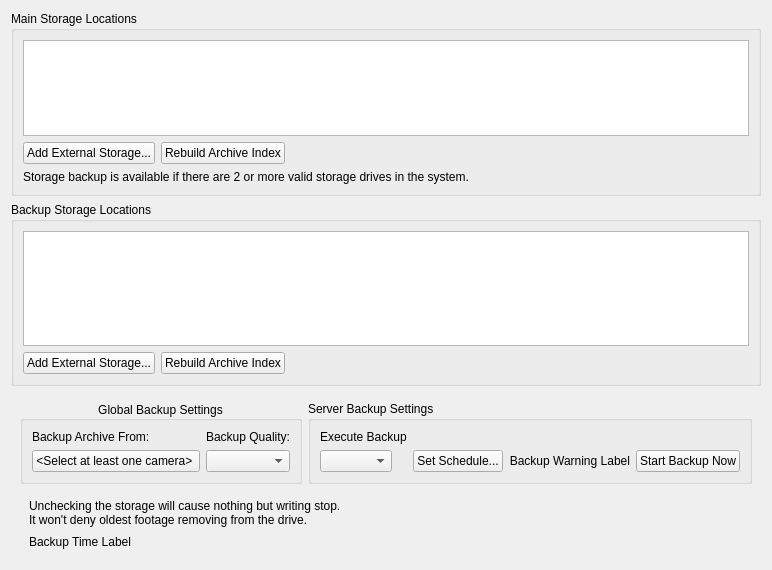
This is client/src/ui/widgets/properties/storage_config_widget.ui in networkoptix/nx_open as Qt 5 draws it before an edit. The edited form follows.
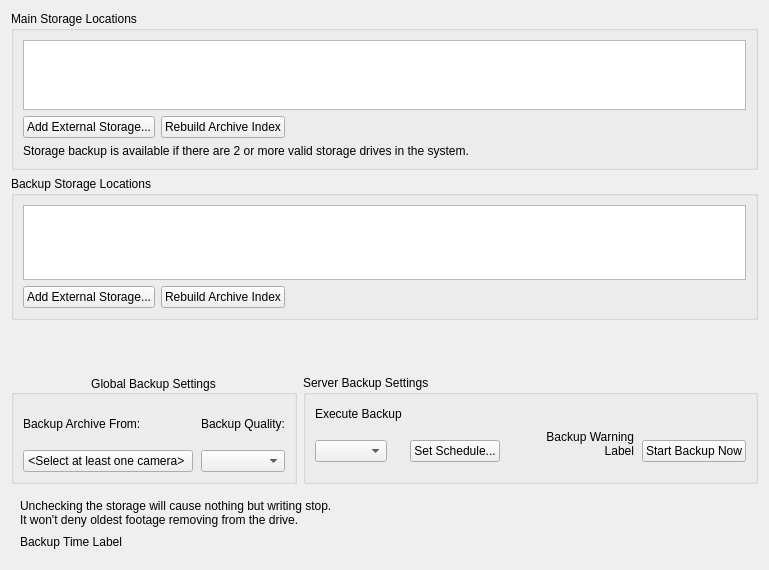
This is the edited form. Custom widgets are drawn as their Qt base class.

Commit message:
VMS-1702: Backup settings panels change their size
<==== Mercurial data ====>
Branch: dev_2.5.0_gui

The edit to the form file:
```diff
--- a/client/src/ui/widgets/properties/storage_config_widget.ui
+++ b/client/src/ui/widgets/properties/storage_config_widget.ui
@@ -175,8 +175,27 @@
       <string notr="true"/>
      </property>
      <layout class="QVBoxLayout" name="verticalLayout_6">
+      <property name="leftMargin">
+       <number>0</number>
+      </property>
+      <property name="rightMargin">
+       <number>0</number>
+      </property>
       <item>
-       <layout class="QHBoxLayout" name="settingsLayout">
+       <spacer name="verticalSpacer">
+        <property name="orientation">
+         <enum>Qt::Vertical</enum>
+        </property>
+        <property name="sizeHint" stdset="0">
+         <size>
+          <width>20</width>
+          <height>40</height>
+         </size>
+        </property>
+       </spacer>
+      </item>
+      <item>
+       <layout class="QHBoxLayout" name="settingsLayout" stretch="0,0">
         <item>
          <widget class="QGroupBox" name="globalSettingsGroupBox">
           <property name="sizePolicy">
@@ -192,6 +211,12 @@
            <set>Qt::AlignCenter</set>
           </property>
           <layout class="QGridLayout" name="gridLayout_2">
+           <property name="horizontalSpacing">
+            <number>8</number>
+           </property>
+           <property name="verticalSpacing">
+            <number>6</number>
+           </property>
            <item row="0" column="0">
             <widget class="QLabel" name="label">
              <property name="text">
@@ -199,45 +224,59 @@
              </property>
             </widget>
            </item>
-           <item row="0" column="2">
+           <item row="0" column="1">
             <widget class="QLabel" name="label_2">
              <property name="text">
               <string>Backup Quality:</string>
              </property>
             </widget>
            </item>
+           <item row="1" column="1">
+            <widget class="QComboBox" name="qualityComboBox"/>
+           </item>
            <item row="1" column="0">
             <widget class="QPushButton" name="backupResourcesButton">
+             <property name="sizePolicy">
+              <sizepolicy hsizetype="Preferred" vsizetype="Fixed">
+               <horstretch>0</horstretch>
+               <verstretch>0</verstretch>
+              </sizepolicy>
+             </property>
+             <property name="minimumSize">
+              <size>
+               <width>170</width>
+               <height>0</height>
+              </size>
+             </property>
+             <property name="maximumSize">
+              <size>
+               <width>16777215</width>
+               <height>16777215</height>
+              </size>
+             </property>
              <property name="text">
               <string>&lt;Select at least one camera&gt; </string>
              </property>
             </widget>
            </item>
-           <item row="1" column="2">
-            <widget class="QComboBox" name="qualityComboBox"/>
-           </item>
-           <item row="1" column="1">
-            <spacer name="horizontalSpacer">
-             <property name="orientation">
-              <enum>Qt::Horizontal</enum>
-             </property>
-             <property name="sizeHint" stdset="0">
-              <size>
-               <width>40</width>
-               <height>20</height>
-              </size>
-             </property>
-            </spacer>
-           </item>
           </layout>
          </widget>
         </item>
         <item>
          <widget class="QGroupBox" name="serverSettingsGroupBox">
+          <property name="sizePolicy">
+           <sizepolicy hsizetype="Preferred" vsizetype="Expanding">
+            <horstretch>0</horstretch>
+            <verstretch>0</verstretch>
+           </sizepolicy>
+          </property>
           <property name="title">
            <string>Server Backup Settings</string>
           </property>
           <layout class="QGridLayout" name="gridLayout_3">
+           <property name="horizontalSpacing">
+            <number>8</number>
+           </property>
            <item row="0" column="0">
             <widget class="QLabel" name="whenToBackupLabel">
              <property name="text">
@@ -245,62 +284,27 @@
              </property>
             </widget>
            </item>
-           <item row="1" column="4">
-            <widget class="QPushButton" name="backupStartButton">
-             <property name="sizePolicy">
-              <sizepolicy hsizetype="Maximum" vsizetype="Fixed">
-               <horstretch>0</horstretch>
-               <verstretch>0</verstretch>
-              </sizepolicy>
-             </property>
-             <property name="text">
-              <string>Start Backup Now</string>
-             </property>
-            </widget>
-           </item>
-           <item row="1" column="0">
-            <widget class="QComboBox" name="comboBoxBackupType">
-             <property name="sizePolicy">
-              <sizepolicy hsizetype="Maximum" vsizetype="Fixed">
-               <horstretch>0</horstretch>
-               <verstretch>0</verstretch>
-              </sizepolicy>
-             </property>
-            </widget>
-           </item>
-           <item row="1" column="1">
-            <widget class="QPushButton" name="pushButtonSchedule">
-             <property name="sizePolicy">
-              <sizepolicy hsizetype="Maximum" vsizetype="Fixed">
-               <horstretch>0</horstretch>
-               <verstretch>0</verstretch>
-              </sizepolicy>
-             </property>
-             <property name="text">
-              <string>Set Schedule...</string>
-             </property>
-            </widget>
-           </item>
            <item row="1" column="3">
             <widget class="QLabel" name="backupWarningLabel">
              <property name="sizePolicy">
-              <sizepolicy hsizetype="Maximum" vsizetype="Preferred">
+              <sizepolicy hsizetype="Expanding" vsizetype="Preferred">
                <horstretch>0</horstretch>
                <verstretch>0</verstretch>
               </sizepolicy>
              </property>
              <property name="text">
-              <string>Backup Warning Label</string>
+              <string>Backup Warning Label 
+</string>
              </property>
              <property name="alignment">
               <set>Qt::AlignRight|Qt::AlignTrailing|Qt::AlignVCenter</set>
              </property>
              <property name="wordWrap">
-              <bool>false</bool>
+              <bool>true</bool>
              </property>
             </widget>
            </item>
-           <item row="1" column="2">
+           <item row="0" column="2" colspan="3">
             <spacer name="horizontalSpacer_2">
              <property name="orientation">
               <enum>Qt::Horizontal</enum>
@@ -316,6 +320,55 @@
              </property>
             </spacer>
            </item>
+           <item row="1" column="0">
+            <widget class="QComboBox" name="comboBoxBackupType">
+             <property name="sizePolicy">
+              <sizepolicy hsizetype="Maximum" vsizetype="Fixed">
+               <horstretch>0</horstretch>
+               <verstretch>0</verstretch>
+              </sizepolicy>
+             </property>
+            </widget>
+           </item>
+           <item row="1" column="1">
+            <widget class="QPushButton" name="pushButtonSchedule">
+             <property name="sizePolicy">
+              <sizepolicy hsizetype="Maximum" vsizetype="Fixed">
+               <horstretch>0</horstretch>
+               <verstretch>0</verstretch>
+              </sizepolicy>
+             </property>
+             <property name="text">
+              <string>Set Schedule...</string>
+             </property>
+            </widget>
+           </item>
+           <item row="1" column="4">
+            <widget class="QPushButton" name="backupStartButton">
+             <property name="sizePolicy">
+              <sizepolicy hsizetype="Maximum" vsizetype="Fixed">
+               <horstretch>0</horstretch>
+               <verstretch>0</verstretch>
+              </sizepolicy>
+             </property>
+             <property name="text">
+              <string>Start Backup Now</string>
+             </property>
+            </widget>
+           </item>
+           <item row="1" column="2">
+            <widget class="QLabel" name="spacerLabel">
+             <property name="text">
+              <string notr="true"/>
+             </property>
+             <property name="textFormat">
+              <enum>Qt::PlainText</enum>
+             </property>
+             <property name="textInteractionFlags">
+              <set>Qt::NoTextInteraction</set>
+             </property>
+            </widget>
+           </item>
           </layout>
          </widget>
         </item>
```
The commit also changes 1 other file.
